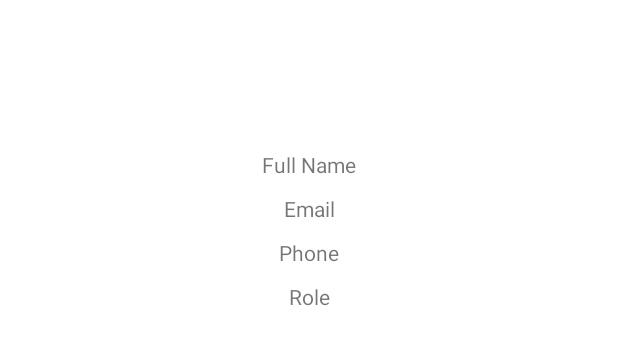
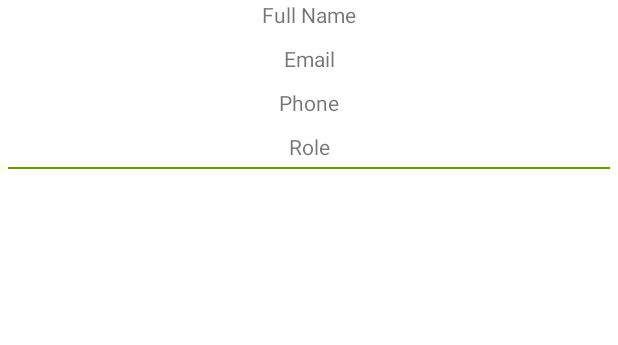
Before and after one commit to jmngige/Me, an Android app: the layout user_item_layout.xml on its own in the app's theme, with its tools: preview values and no code run, on a phone screen of 412 x 824 dp. Shown: the top 345 px of the screen. Run offline under Robolectric (Android 15) with nearby library versions, the phone set to English and light mode, and no system bars; network calls fail.

Commit message:
Initial commit

```diff
--- a/app/src/main/java/com/starsolns/me/data/network/OauthInterceptor.kt
+++ b/app/src/main/java/com/starsolns/me/data/network/OauthInterceptor.kt
@@ -2,8 +2,9 @@ package com.starsolns.me.data.network
 
 import okhttp3.Interceptor
 import okhttp3.Response
+import javax.inject.Inject
 
-class OauthInterceptor constructor(
+class OauthInterceptor @Inject constructor(
     private val tokenType: String,
     private val accessToken: String
 ): Interceptor {
--- /dev/null
+++ b/app/src/main/java/com/starsolns/me/model/MyProfileResponse.kt
@@ -0,0 +1,5 @@
+package com.starsolns.me.model
+
+data class MyProfileResponse (
+    val profileResponse: ProfileResponse
+)
--- a/app/src/main/java/com/starsolns/me/model/Users.kt
+++ b/app/src/main/java/com/starsolns/me/model/Users.kt
@@ -3,6 +3,6 @@ package com.starsolns.me.model
 data class Users(
     val fullName: String,
     val email: String,
-    val phone: Int,
+    val phone: String,
     val role: String
 )
--- /dev/null
+++ b/app/src/main/java/com/starsolns/me/model/UsersResponse.kt
@@ -0,0 +1,5 @@
+package com.starsolns.me.model
+
+data class UsersResponse (
+    val users: List<Users>
+)
--- a/app/src/main/java/com/starsolns/me/views/adapter/UsersAdapter.kt
+++ b/app/src/main/java/com/starsolns/me/views/adapter/UsersAdapter.kt
@@ -6,6 +6,7 @@ import android.view.ViewGroup
 import androidx.recyclerview.widget.RecyclerView
 import com.starsolns.me.databinding.UserItemLayoutBinding
 import com.starsolns.me.model.Users
+import com.starsolns.me.model.UsersResponse
 
 class UsersAdapter(
     private val context: Context,
@@ -42,7 +43,7 @@ class UsersAdapter(
         fun bind(user: Users){
             fullName.text = user.fullName
             email.text = user.email
-            phone.text = "${user.phone}"
+            phone.text = "0" + user.phone
             role.text = user.role
         }
 
--- a/app/src/main/java/com/starsolns/me/views/fragments/LoginFragment.kt
+++ b/app/src/main/java/com/starsolns/me/views/fragments/LoginFragment.kt
@@ -27,6 +27,10 @@ class LoginFragment : Fragment() {
             findNavController().navigate(R.id.action_loginFragment_to_registerFragment)
         }
 
+        binding.login.setOnClickListener {
+            findNavController().navigate(R.id.action_loginFragment_to_homeFragment)
+        }
+
         return binding.root
     }
 
--- a/app/src/main/java/com/starsolns/me/views/fragments/RegisterFragment.kt
+++ b/app/src/main/java/com/starsolns/me/views/fragments/RegisterFragment.kt
@@ -65,7 +65,7 @@ class RegisterFragment : Fragment() {
             mainViewModel.registerUser(UserRegister(name, email, phone, password))
             mainViewModel.registerResponse.observe(viewLifecycleOwner){
                 findNavController().navigate(R.id.action_registerFragment_to_homeFragment)
-                Toast.makeText(requireContext(), it.token.toString(), Toast.LENGTH_LONG).show()
+               var token = it.token
                 Log.i("TAG", it.success.toString())
             }
         }
@@ -79,6 +79,7 @@ class RegisterFragment : Fragment() {
                // findNavController().navigate(R.id.action_registerFragment_to_homeFragment)
                //Toast.makeText(requireContext(), it.token.toString(), Toast.LENGTH_LONG).show()
                 Log.i("TAG", it.success.toString())
+
             }
     }
 
--- a/app/src/main/res/layout/user_item_layout.xml
+++ b/app/src/main/res/layout/user_item_layout.xml
@@ -3,14 +3,13 @@
     xmlns:android="http://schemas.android.com/apk/res/android"
     xmlns:app="http://schemas.android.com/apk/res-auto"
     android:layout_width="match_parent"
-    android:layout_height="match_parent">
+    android:layout_height="wrap_content">
 
     <TextView
         android:layout_width="wrap_content"
         android:layout_height="wrap_content"
         android:text="Full Name"
         android:id="@+id/fullName"
-        android:layout_marginTop="100dp"
         app:layout_constraintEnd_toEndOf="parent"
         app:layout_constraintStart_toStartOf="parent"
         app:layout_constraintTop_toTopOf="parent" />
@@ -42,4 +41,13 @@
         app:layout_constraintStart_toStartOf="parent"
         app:layout_constraintTop_toBottomOf="@id/phone" />
 
+    <View
+        android:layout_width="match_parent"
+        android:layout_height="1dp"
+        android:background="@android:color/holo_green_dark"
+        app:layout_constraintTop_toBottomOf="@id/role"
+        android:layout_marginTop="4dp"
+        android:layout_marginStart="5dp"
+        android:layout_marginEnd="5dp"/>
+
 </androidx.constraintlayout.widget.ConstraintLayout>
```
Also changed, not shown: app/src/main/java/com/starsolns/me/data/network/NetworkApi.kt (+8 -7 lines), app/src/main/java/com/starsolns/me/data/repository/UserRepository.kt (+6 -5 lines), app/src/main/java/com/starsolns/me/data/viewmodel/MainViewModel.kt (+14 -10 lines), app/src/main/java/com/starsolns/me/model/ProfileResponse.kt (added, +12 -0 lines), app/src/main/java/com/starsolns/me/views/fragments/HomeFragment.kt (+23 -2 lines), app/src/main/res/layout/fragment_home.xml (+12 -1 lines), app/src/main/res/navigation/nav_graph.xml (+7 -1 lines).
